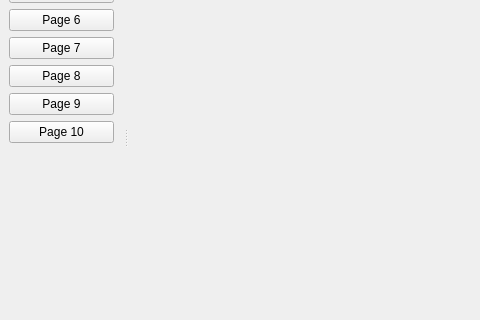
First picture: the form in pages/mainwindow.ui, repository Romaisaa/CV-Toolbox, before the edit; both pictures show x 0 to 480 and y 159 to 479 of the 951 by 613 pixel window.
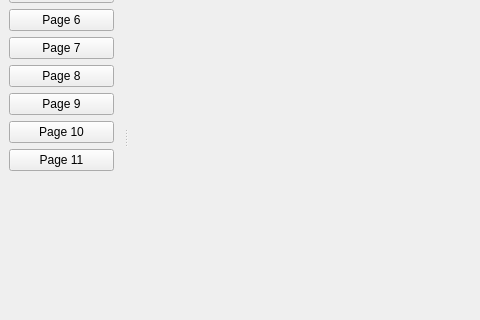
Second picture: the form after the edit.

The edit to the form file:
```diff
--- a/pages/mainwindow.ui
+++ b/pages/mainwindow.ui
@@ -121,6 +121,13 @@
        </property>
       </widget>
      </item>
+     <item>
+      <widget class="QPushButton" name="pushButton_11">
+       <property name="text">
+        <string>Page 11</string>
+       </property>
+      </widget>
+     </item>
      <item>
       <spacer name="verticalSpacer">
        <property name="orientation">
```
Left out of the diff: 2 changed lines with no effect on the pictures.
